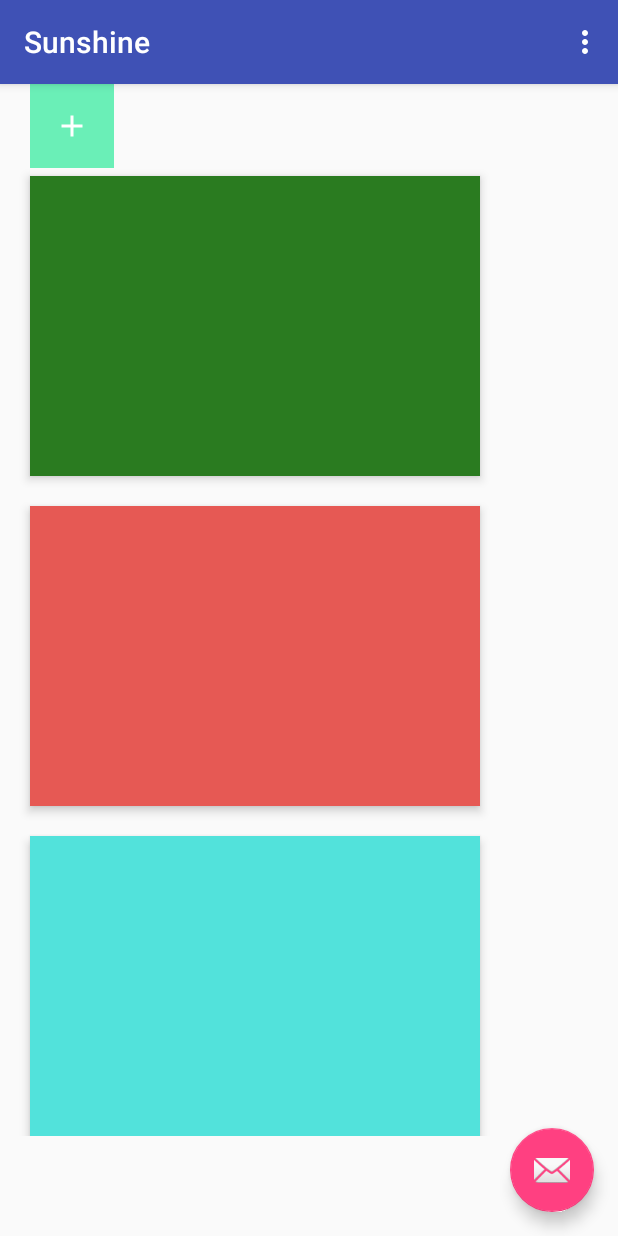
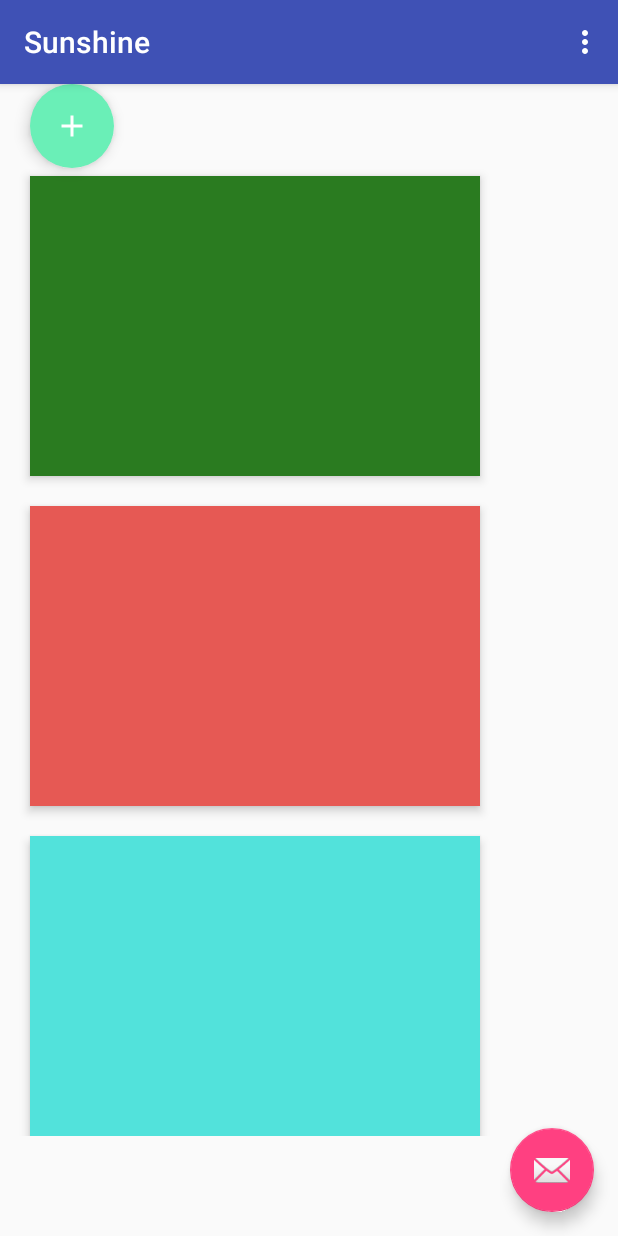
Before and after one commit to TusharMann/Sunshine, an Android app: the screen it shows after launch (MainActivity), on a phone screen of 412 x 824 dp. Run offline under Robolectric (Android 15) with nearby library versions, the phone set to English and light mode, and no system bars.

Commit message:
ripple factor

```diff
--- /dev/null
+++ b/app/src/main/res/drawable/oval_fab.xml
@@ -0,0 +1,6 @@
+<?xml version="1.0" encoding="utf-8"?>
+<shape xmlns:android="http://schemas.android.com/apk/res/android"
+    android:shape="oval">
+    <solid android:color="@color/colorButton"/>
+
+</shape>
--- /dev/null
+++ b/app/src/main/res/drawable/oval_ripple.xml
@@ -0,0 +1,13 @@
+<?xml version="1.0" encoding="utf-8"?>
+<ripple xmlns:android="http://schemas.android.com/apk/res/android"
+    android:color="?android:colorControlHighlight">
+<item>
+<shape android:shape="oval">
+<solid android:color="@color/colorButton"/>
+
+</shape>
+
+</item>
+
+
+</ripple>
--- a/app/src/main/res/layout/content_main.xml
+++ b/app/src/main/res/layout/content_main.xml
@@ -18,8 +18,9 @@
             android:layout_height="56dp"
             android:id="@+id/fab2"
             android:layout_marginLeft="20dp"
-            android:background="@color/colorButton"
-            android:src="@drawable/fab_plus"/>
+            android:background="@drawable/oval_ripple"
+            android:src="@drawable/fab_plus"
+            android:elevation="6dp"/>
 
 
         <FrameLayout
```
